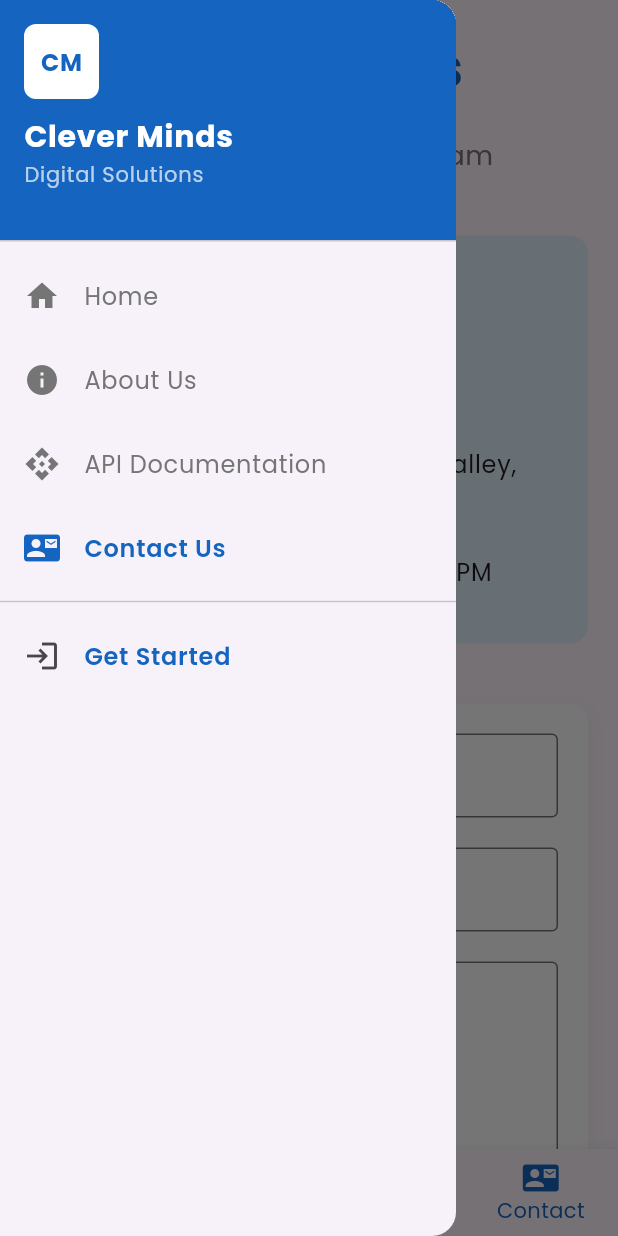
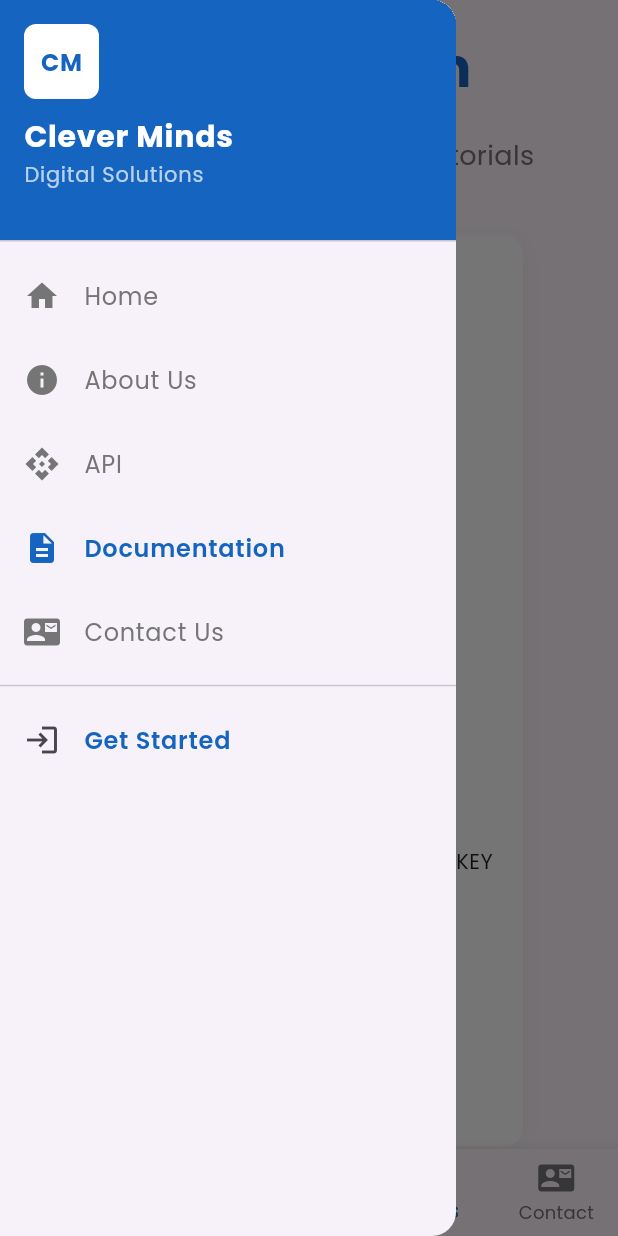
Before and after one commit to cmdsiDocs/docs, a Flutter app: the screen it shows after launch, item 4 of the bottom bar chosen, with the side drawer open, on a phone screen of 412 x 824 dp. Run offline on Flutter 3.47's test engine with Material 3 defaults, Android fonts, the phone set to English and light mode, and no system bars; our stand-ins replace google_fonts; network calls fail.

Commit message:
Update
API and Documentation

```diff
--- a/lib/main.dart
+++ b/lib/main.dart
@@ -3,10 +3,11 @@ import 'package:flutter/material.dart';
 import 'package:google_fonts/google_fonts.dart';
 
 import 'screens/about_screen.dart';
-import 'screens/api_documentation_screen.dart';
+import 'screens/api_screen.dart'; // New
 import 'screens/contact_screen.dart';
+import 'screens/documentation_screen.dart'; // New
+// main.dart (imports section)
 import 'screens/home_screen.dart';
-import 'widgets/responsive_widget.dart';
 
 void main() {
   runApp(const CleverMindsApp());
@@ -47,26 +48,28 @@ class _MainScreenState extends State<MainScreen> {
   final List<Widget> _screens = [
     const HomeScreen(),
     const AboutScreen(),
-    const ApiDocumentationScreen(),
+    const ApiScreen(),
+    const DocumentationScreen(),
     const ContactScreen(),
   ];
 
   final List<String> _tabTitles = [
     'Home',
     'About Us',
-    'API Documentation',
-    'Contact Us',
+    'API',
+    'Documentation',
+    'Contact Us'
   ];
 
   @override
   Widget build(BuildContext context) {
+    final bool isWideScreen = MediaQuery.of(context).size.width > 768;
+
     return Scaffold(
-      appBar:
-          ResponsiveWidget.isDesktop(context) ? _buildDesktopAppBar() : null,
+      appBar: isWideScreen ? _buildDesktopAppBar() : null,
       body: _screens[_currentIndex],
-      bottomNavigationBar:
-          ResponsiveWidget.isMobile(context) ? _buildMobileNavigation() : null,
-      drawer: ResponsiveWidget.isMobile(context) ? _buildMobileDrawer() : null,
+      bottomNavigationBar: isWideScreen ? null : _buildMobileNavigation(),
+      drawer: !isWideScreen ? _buildMobileDrawer() : null,
     );
   }
 
@@ -74,7 +77,6 @@ class _MainScreenState extends State<MainScreen> {
     return AppBar(
       title: Row(
         children: [
-          // Logo placeholder - you can replace with actual logo
           Container(
             width: 40,
             height: 40,
@@ -103,7 +105,6 @@ class _MainScreenState extends State<MainScreen> {
             ),
           ),
           const Spacer(),
-          // Desktop Navigation Tabs
           Row(
             children: List.generate(_tabTitles.length, (index) {
               return Padding(
@@ -114,10 +115,8 @@ class _MainScreenState extends State<MainScreen> {
                     foregroundColor: _currentIndex == index
                         ? Colors.blue[800]
                         : Colors.grey[600],
-                    padding: const EdgeInsets.symmetric(
-                      horizontal: 16,
-                      vertical: 8,
-                    ),
+                    padding:
+                        const EdgeInsets.symmetric(horizontal: 16, vertical: 8),
                   ),
                   child: Text(
                     _tabTitles[index],
@@ -160,9 +159,22 @@ class _MainScreenState extends State<MainScreen> {
       selectedItemColor: Colors.blue[800],
       unselectedItemColor: Colors.grey[600],
       items: const [
-        BottomNavigationBarItem(icon: Icon(Icons.home), label: 'Home'),
-        BottomNavigationBarItem(icon: Icon(Icons.info), label: 'About'),
-        BottomNavigationBarItem(icon: Icon(Icons.api), label: 'API Docs'),
+        BottomNavigationBarItem(
+          icon: Icon(Icons.home),
+          label: 'Home',
+        ),
+        BottomNavigationBarItem(
+          icon: Icon(Icons.info),
+          label: 'About',
+        ),
+        BottomNavigationBarItem(
+          icon: Icon(Icons.api),
+          label: 'API',
+        ),
+        BottomNavigationBarItem(
+          icon: Icon(Icons.description),
+          label: 'Docs',
+        ),
         BottomNavigationBarItem(
           icon: Icon(Icons.contact_mail),
           label: 'Contact',
@@ -177,7 +189,9 @@ class _MainScreenState extends State<MainScreen> {
         padding: EdgeInsets.zero,
         children: [
           DrawerHeader(
-            decoration: BoxDecoration(color: Colors.blue[800]),
+            decoration: BoxDecoration(
+              color: Colors.blue[800],
+            ),
             child: Column(
               crossAxisAlignment: CrossAxisAlignment.start,
               children: [
@@ -269,6 +283,8 @@ class _MainScreenState extends State<MainScreen> {
       case 2:
         return Icons.api;
       case 3:
+        return Icons.description;
+      case 4:
         return Icons.contact_mail;
       default:
         return Icons.home;
--- /dev/null
+++ b/lib/screens/documentation_screen.dart
@@ -0,0 +1,224 @@
+// screens/documentation_screen.dart
+import 'package:flutter/material.dart';
+import 'package:google_fonts/google_fonts.dart';
+
+class DocumentationScreen extends StatelessWidget {
+  const DocumentationScreen({super.key});
+
+  @override
+  Widget build(BuildContext context) {
+    return SingleChildScrollView(
+      padding: const EdgeInsets.all(20),
+      child: Column(
+        crossAxisAlignment: CrossAxisAlignment.start,
+        children: [
+          Text(
+            'Documentation',
+            style: GoogleFonts.poppins(
+              fontSize: 36,
+              fontWeight: FontWeight.bold,
+              color: Colors.blue[800],
+            ),
+          ),
+          const SizedBox(height: 20),
+          Text(
+            'Comprehensive guides and tutorials',
+            style: GoogleFonts.poppins(
+              fontSize: 18,
+              color: Colors.grey[600],
+            ),
+          ),
+          const SizedBox(height: 40),
+
+          // Getting Started
+          _buildDocSection(
+            'Getting Started',
+            'Quick start guide for new users',
+            '''
+## Installation
+\`\`\`bash
+# Install the CLI tool
+npm install -g @cleverminds/cli
+
+# Or using yarn
+yarn global add @cleverminds/cli
+\`\`\`
+
+## Configuration
+\`\`\`bash
+# Initialize your project
+cmdsi init
+
+# Configure your API key
+cmdsi config set api-key YOUR_API_KEY
+\`\`\`
+
+## First Project
+1. Create a new project directory
+2. Run \`cmdsi init\`
+3. Follow the setup wizard
+4. Start developing!
+''',
+          ),
+
+          // SDK Documentation
+          _buildDocSection(
+            'SDK Documentation',
+            'Client libraries for various languages',
+            '''
+## JavaScript/Node.js
+\`\`\`javascript
+const { CleverMindsAPI } = require('@cleverminds/sdk');
+
+const client = new CleverMindsAPI({
+  apiKey: process.env.CLEVERMINDS_API_KEY
+});
+
+// Example usage
+const projects = await client.projects.list();
+\`\`\`
+
+## Python
+\`\`\`python
+from cleverminds import CleverMindsClient
+
+client = CleverMindsClient(api_key="your-api-key")
+
+# List projects
+projects = client.projects.list()
+\`\`\`
+
+## PHP
+\`\`\`php
+require_once 'vendor/autoload.php';
+
+
+\`\`\`
+''',
+          ),
+
+          // Tutorials
+          _buildDocSection(
+            'Tutorials',
+            'Step-by-step guides for common tasks',
+            '''
+## Creating Your First API Request
+1. Obtain your API key from the dashboard
+2. Set up authentication headers
+3. Make a test request to verify connectivity
+
+## Error Handling
+\`\`\`javascript
+try {
+  const response = await client.projects.create(projectData);
+} catch (error) {
+  if (error.status === 401) {
+    console.error('Authentication failed');
+  } else if (error.status === 429) {
+    console.error('Rate limit exceeded');
+  }
+}
+\`\`\`
+
+## Best Practices
+- Always validate input data
+- Implement proper error handling
+- Use pagination for large datasets
+- Cache responses when appropriate
+''',
+          ),
+
+          // FAQ Section
+          _buildDocSection(
+            'Frequently Asked Questions',
+            'Common questions and solutions',
+            '''
+### Q: How do I reset my API key?
+A: Go to Dashboard → API Settings → Regenerate Key
+
+### Q: What are the rate limits?
+A: Free tier: 100 requests/hour, Paid tiers: 1000-10,000 requests/hour
+
+### Q: How do I handle errors?
+A: Check the error response format and implement proper error handling
+
+### Q: Is there a sandbox environment?
+A: Yes, use https://api-sandbox.cleverminds.com for testing
+
+### Q: How do I upgrade my plan?
+A: Contact sales@cleverminds.com or upgrade in the dashboard
+''',
+          ),
+
+          // Support Section
+          _buildDocSection(
+            'Support & Resources',
+            'Get help and find additional resources',
+            '''
+## Community Support
+- **GitHub Discussions**: https://github.com/cleverminds/sdk/discussions
+- **Stack Overflow**: Tag questions with #cleverminds
+- **Discord Community**: Join our developer community
+
+## Additional Resources
+- **API Changelog**: https://docs.cleverminds.com/changelog
+- **Status Page**: https://status.cleverminds.com
+- **Blog**: https://blog.cleverminds.com
+
+## Contact Support
+- **Email**: support@cleverminds.com
+- **Response Time**: Typically within 24 hours
+- **Emergency**: For critical issues, call +1-555-SUPPORT
+''',
+          ),
+        ],
+      ),
+    );
+  }
+
+  Widget _buildDocSection(String title, String subtitle, String content) {
+    return Container(
+      margin: const EdgeInsets.only(bottom: 40),
+      padding: const EdgeInsets.all(20),
+      decoration: BoxDecoration(
+        color: Colors.white,
+        borderRadius: BorderRadius.circular(12),
+        boxShadow: [
+          BoxShadow(
+            color: Colors.grey.withOpacity(0.1),
+            blurRadius: 10,
+            offset: const Offset(0, 4),
+          ),
+        ],
+      ),
+      child: Column(
+        crossAxisAlignment: CrossAxisAlignment.start,
+        children: [
+          Text(
+            title,
+            style: GoogleFonts.poppins(
+              fontSize: 24,
+              fontWeight: FontWeight.bold,
+              color: Colors.blue[800],
+            ),
+          ),
+          const SizedBox(height: 10),
+          Text(
+            subtitle,
+            style: GoogleFonts.poppins(
+              fontSize: 16,
+              color: Colors.grey[600],
+            ),
+          ),
+          const SizedBox(height: 20),
+          Text(
+            content,
+            style: GoogleFonts.poppins(
+              fontSize: 14,
+            ),
+          ),
+        ],
+      ),
+    );
+  }
+}
```
Also changed, not shown: lib/screens/api_screen.dart (added, +203 -0 lines).
